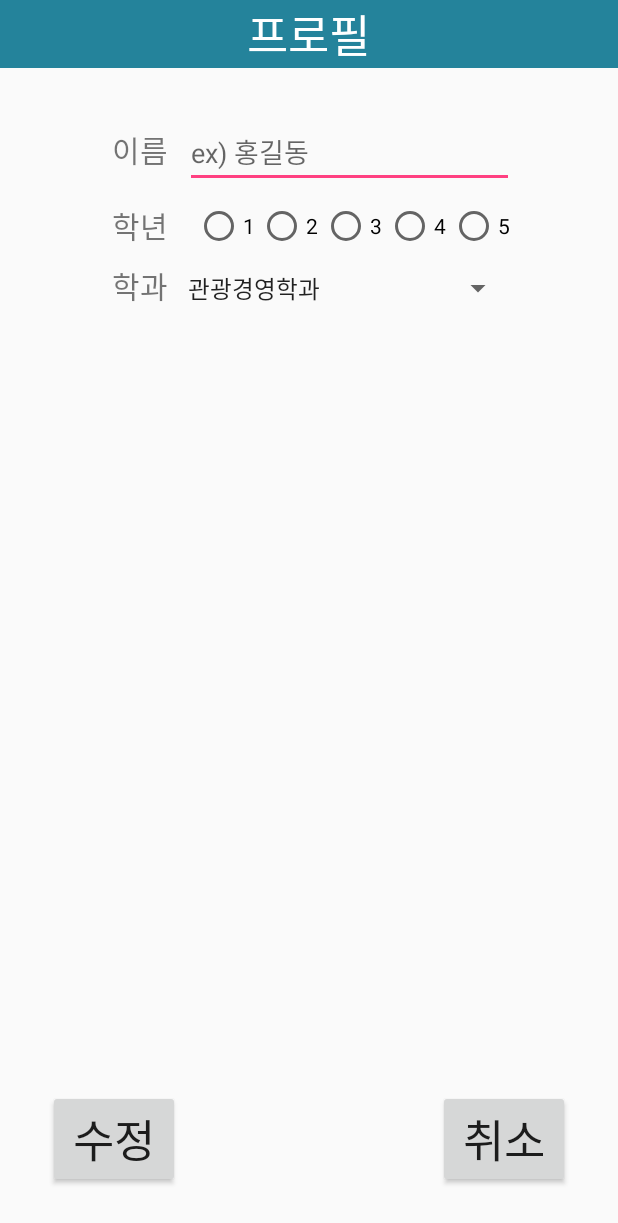
After one commit to stafor94/FinalProject, an Android app: the ProfileActivity screen opened directly, with no data from a screen before it, on a phone screen of 412 x 824 dp. The commit adds this screen. Shown: the top 1223 px of the screen. Run offline under Robolectric (Android 15) with nearby library versions, the phone set to English and light mode, and no system bars.

Commit message:
프로필 설정 추가

```diff
--- a/app/src/main/AndroidManifest.xml
+++ b/app/src/main/AndroidManifest.xml
@@ -20,6 +20,7 @@
         <activity android:name=".SplashAcitivty" android:theme="@android:style/Theme.NoTitleBar.Fullscreen" />
         <activity android:name=".ImageActivity" android:theme="@style/NoTitle" />
         <activity android:name=".SeekActivity" />
+        <activity android:name=".ProfileActivity" />
     </application>
 
 </manifest>
--- /dev/null
+++ b/app/src/main/java/com/stafor/gachonclass/ProfileActivity.java
@@ -0,0 +1,54 @@
+package com.stafor.gachonclass;
+
+import android.content.Intent;
+import android.os.Bundle;
+import android.support.annotation.Nullable;
+import android.support.v7.app.AppCompatActivity;
+import android.view.View;
+import android.widget.ArrayAdapter;
+import android.widget.Button;
+import android.widget.EditText;
+import android.widget.Spinner;
+import android.widget.Toast;
+
+public class ProfileActivity extends AppCompatActivity implements View.OnClickListener {
+    Spinner mSpinner;
+    ArrayAdapter<String> mSpinnerAdapter = null;
+    EditText edit_name;
+    Button okBtn, cancelBtn;
+
+    @Override
+    protected void onCreate(@Nullable Bundle savedInstanceState) {
+        super.onCreate(savedInstanceState);
+        setContentView(R.layout.activity_profile);
+
+        edit_name = (EditText) findViewById(R.id.editName);
+        cancelBtn = (Button) findViewById(R.id.btn_cancel);
+        okBtn = (Button) findViewById(R.id.btn_ok);
+        cancelBtn.setOnClickListener(this);
+        okBtn.setOnClickListener(this);
+        mSpinner = (Spinner) findViewById(R.id.spinner);
+        mSpinnerAdapter = new ArrayAdapter<String>(this, android.R.layout.simple_spinner_item,
+                (String[])getResources().getStringArray(R.array.major));
+        // 안드로이드 values 폴더에 arrays에 셋팅된 List를 Adapter에 셋팅 해준다.
+        // getResources() 메서드는 리소스 사용에 관한 메서드로 Activity 상속시 사용할 수 있다.
+
+        // Spinner 클릭시 DropDown 모양을 설정 할 수 있다.
+        mSpinnerAdapter.setDropDownViewResource(android.R.layout.simple_spinner_dropdown_item);
+        mSpinner.setAdapter(mSpinnerAdapter);   // 스피너에 어답터를 연결 시켜 준다.
+    }
+
+    @Override
+    public void onClick(View v) {
+        if (v.getId() == R.id.btn_cancel) {
+            finish();
+        }
+        if (v.getId() == R.id.btn_ok) {
+            Toast.makeText(this, "프로필이 수정되었습니다.", Toast.LENGTH_SHORT).show();
+            Intent myIntent = new Intent();
+            myIntent.putExtra("name", edit_name.getText().toString());
+            setResult(RESULT_OK, myIntent);
+            finish();
+        }
+    }
+}
--- a/app/src/main/java/com/stafor/gachonclass/SettingsFragment.java
+++ b/app/src/main/java/com/stafor/gachonclass/SettingsFragment.java
@@ -1,25 +1,53 @@
 package com.stafor.gachonclass;
 
+import android.content.Intent;
 import android.os.Bundle;
 import android.support.annotation.Nullable;
 import android.support.v4.app.Fragment;
 import android.view.LayoutInflater;
 import android.view.View;
 import android.view.ViewGroup;
+import android.widget.Button;
 import android.widget.TextView;
 
-public class SettingsFragment extends Fragment {
+import static android.app.Activity.RESULT_OK;
+
+public class SettingsFragment extends Fragment implements View.OnClickListener{
     TextView nameText, versionText;
+    Button profileBtn;
+    String name = "홍길동";
+
+    final int REQUEST_CODE = 1001;
     @Nullable
     @Override
     public View onCreateView(LayoutInflater inflater, @Nullable ViewGroup container, @Nullable Bundle savedInstanceState) {
         ViewGroup rootView = (ViewGroup) inflater.inflate(R.layout.activity_settings, container, false);
 
-        MainActivity activity = (MainActivity) getActivity();
-
         nameText = (TextView) rootView.findViewById(R.id.tv_name);
         versionText = (TextView) rootView.findViewById(R.id.tv_version);
+        profileBtn = (Button) rootView.findViewById(R.id.btn_profile);
+        profileBtn.setOnClickListener(this);
 
         return rootView;
     }
+
+    @Override
+    public void onClick(View v) {
+        if (v.getId() == R.id.btn_profile) {
+            Intent myIntent = new Intent(getContext(), ProfileActivity.class);
+            startActivityForResult(myIntent, REQUEST_CODE);
+        }
+    }
+
+    @Override
+    public void onActivityResult(int requestCode, int resultCode, Intent data) {
+        super.onActivityResult(requestCode, resultCode, data);
+
+        if (requestCode == REQUEST_CODE) {
+            if (resultCode == RESULT_OK) {
+                name = data.getStringExtra("name");
+                nameText.setText(name);
+            }
+        }
+    }
 }
--- /dev/null
+++ b/app/src/main/res/layout/activity_profile.xml
@@ -0,0 +1,183 @@
+<?xml version="1.0" encoding="utf-8"?>
+<android.support.constraint.ConstraintLayout
+    xmlns:android="http://schemas.android.com/apk/res/android"
+    xmlns:app="http://schemas.android.com/apk/res-auto"
+    xmlns:tools="http://schemas.android.com/tools"
+    android:layout_width="match_parent"
+    android:layout_height="match_parent">
+
+    <LinearLayout
+        android:layout_width="0dp"
+
+        android:layout_height="wrap_content"
+        android:background="#24839b"
+        android:gravity="center_horizontal"
+        android:orientation="horizontal"
+        app:layout_constraintLeft_toLeftOf="parent"
+        app:layout_constraintRight_toRightOf="parent"
+        app:layout_constraintTop_toTopOf="parent"
+        android:id="@+id/linearLayout">
+
+        <TextView
+            android:id="@+id/textView4"
+            android:layout_width="wrap_content"
+            android:layout_height="wrap_content"
+            android:layout_gravity="center_horizontal|center_vertical"
+            android:text="프로필"
+            android:textColor="@color/colorWhile"
+            android:textSize="30sp"
+            app:layout_constraintHorizontal_bias="0.502"
+            app:layout_constraintLeft_toLeftOf="parent"
+            app:layout_constraintRight_toRightOf="parent"
+            app:layout_constraintTop_toTopOf="parent" />
+    </LinearLayout>
+
+    <LinearLayout
+        android:layout_width="wrap_content"
+        android:layout_height="wrap_content"
+        android:orientation="vertical"
+        android:layout_marginLeft="8dp"
+        app:layout_constraintLeft_toLeftOf="parent"
+        android:layout_marginRight="8dp"
+        app:layout_constraintRight_toRightOf="parent"
+        android:layout_marginTop="32dp"
+        app:layout_constraintTop_toBottomOf="@+id/linearLayout">
+
+        <LinearLayout
+            android:layout_width="match_parent"
+            android:layout_height="match_parent"
+            android:layout_marginBottom="10dp"
+            android:orientation="horizontal">
+
+            <TextView
+                android:id="@+id/textView7"
+                android:layout_width="wrap_content"
+                android:layout_height="wrap_content"
+                android:layout_weight="1"
+                android:paddingLeft="5dp"
+                android:paddingRight="5dp"
+                android:text="이름"
+                android:textSize="20sp"
+                tools:layout_editor_absoluteX="60dp"
+                tools:layout_editor_absoluteY="121dp" />
+
+            <EditText
+                android:id="@+id/editName"
+                android:layout_width="wrap_content"
+                android:layout_height="wrap_content"
+                android:layout_weight="1"
+                android:ems="10"
+                android:hint="ex) 홍길동"
+                android:inputType="textPersonName" />
+        </LinearLayout>
+
+        <LinearLayout
+            android:layout_width="match_parent"
+            android:layout_height="match_parent"
+            android:layout_marginBottom="10dp"
+            android:orientation="horizontal">
+
+            <TextView
+                android:id="@+id/textView9"
+                android:layout_width="wrap_content"
+                android:layout_height="wrap_content"
+                android:layout_weight="1"
+                android:paddingLeft="5dp"
+                android:paddingRight="5dp"
+                android:text="학년"
+                android:textSize="20sp"
+                tools:layout_editor_absoluteX="60dp"
+                tools:layout_editor_absoluteY="121dp" />
+
+            <RadioGroup
+                android:layout_width="wrap_content"
+                android:layout_height="match_parent"
+                android:layout_weight="1"
+                android:orientation="horizontal">
+
+                <RadioButton
+                    android:id="@+id/radioButton4"
+                    android:layout_width="wrap_content"
+                    android:layout_height="wrap_content"
+                    android:layout_weight="1"
+                    android:text="1" />
+
+                <RadioButton
+                    android:id="@+id/radioButton3"
+                    android:layout_width="wrap_content"
+                    android:layout_height="wrap_content"
+                    android:layout_weight="1"
+                    android:text="2" />
+
+                <RadioButton
+                    android:id="@+id/radioButton2"
+                    android:layout_width="wrap_content"
+                    android:layout_height="wrap_content"
+                    android:layout_weight="1"
+                    android:text="3" />
+
+                <RadioButton
+                    android:id="@+id/radioButton"
+                    android:layout_width="wrap_content"
+                    android:layout_height="wrap_content"
+                    android:layout_weight="1"
+                    android:text="4" />
+
+                <RadioButton
+                    android:id="@+id/radioButton5"
+                    android:layout_width="wrap_content"
+                    android:layout_height="wrap_content"
+                    android:layout_weight="1"
+                    android:text="5" />
+            </RadioGroup>
+
+        </LinearLayout>
+
+        <LinearLayout
+            android:layout_width="match_parent"
+            android:layout_height="match_parent"
+            android:layout_marginBottom="10dp"
+            android:orientation="horizontal">
+
+            <TextView
+                android:id="@+id/textView10"
+                android:layout_width="wrap_content"
+                android:layout_height="wrap_content"
+                android:paddingLeft="5dp"
+                android:paddingRight="5dp"
+                android:text="학과"
+                android:textSize="20sp"
+                tools:layout_editor_absoluteX="60dp"
+                tools:layout_editor_absoluteY="121dp" />
+
+            <Spinner
+                android:id="@+id/spinner"
+                android:layout_width="wrap_content"
+                android:layout_height="wrap_content"
+                android:layout_weight="1" />
+
+        </LinearLayout>
+    </LinearLayout>
+
+    <Button
+        android:id="@+id/btn_ok"
+        android:layout_width="wrap_content"
+        android:layout_height="wrap_content"
+        android:layout_marginBottom="32dp"
+        android:layout_marginLeft="32dp"
+        android:text="수정"
+        android:textSize="30sp"
+        app:layout_constraintBottom_toBottomOf="parent"
+        app:layout_constraintLeft_toLeftOf="parent" />
+
+    <Button
+        android:id="@+id/btn_cancel"
+        android:layout_width="wrap_content"
+        android:layout_height="wrap_content"
+        android:layout_marginBottom="32dp"
+        android:layout_marginRight="32dp"
+        android:text="취소"
+        android:textSize="30sp"
+        app:layout_constraintBottom_toBottomOf="parent"
+        app:layout_constraintRight_toRightOf="parent" />
+</android.support.constraint.ConstraintLayout>
--- a/app/src/main/res/layout/activity_settings.xml
+++ b/app/src/main/res/layout/activity_settings.xml
@@ -33,7 +33,7 @@
                     android:textSize="15sp" />
 
                 <Button
-                    android:id="@+id/button"
+                    android:id="@+id/btn_profile"
                     android:layout_width="match_parent"
                     android:layout_height="wrap_content"
                     android:background="@android:color/transparent"
@@ -78,6 +78,7 @@
                     android:layout_width="150dp"
                     android:layout_height="wrap_content"
                     android:layout_weight="1"
+                    android:checked="true"
                     android:paddingBottom="5dp"
                     android:paddingTop="5dp"
                     android:text="진동"
@@ -88,6 +89,7 @@
                     android:layout_width="150dp"
                     android:layout_height="wrap_content"
                     android:layout_weight="1"
+                    android:checked="true"
                     android:paddingBottom="5dp"
                     android:paddingTop="5dp"
                     android:text="소리"
--- a/app/src/main/res/values/arrays.xml
+++ b/app/src/main/res/values/arrays.xml
@@ -1,7 +1,7 @@
 <?xml version="1.0" encoding="utf-8"?>
 <resources>
     <string-array name="building">
-        <item >가천관</item>
+        <item >건축</item>
         <item >비전타워</item>
         <item >공과대학</item>
         <item >IT대학</item>
@@ -9,12 +9,56 @@
         <item >예술대학</item>
         <item >글로벌센터</item>
     </string-array>
-    <string-array name="stair">
-        <item>1층</item>
-        <item>2층</item>
-        <item>3층</item>
-        <item>4층</item>
-        <item>5층</item>
-        <item>6층</item>
+    <string-array name="major">
+        <item>관광경영학과</item>
+        <item>건축학과</item>
+        <item>건축공학과</item>
+        <item>경영학과</item>
+        <item>경찰·안보학과</item>
+        <item>경찰연계학과</item>
+        <item>글로벌경제학과</item>
+        <item>금융수학과</item>
+        <item>기계공학과</item>
+        <item>기악과</item>
+        <item>나노물리학과</item>
+        <item>나노화학과</item>
+        <item>도시계획학과</item>
+        <item>동양어문학과</item>
+        <item>미디어커뮤니케이션학과</item>
+        <item>바이오나노학과</item>
+        <item>법학과</item>
+        <item>사회복지학과</item>
+        <item>산업경영공학과</item>
+        <item>산업디자인과</item>
+        <item>설비플랜트소방방재공학과</item>
+        <item>성악과</item>
+        <item>생명과학과</item>
+        <item>소프트웨어학과</item>
+        <item>시각디자인과</item>
+        <item>식품생물공학과</item>
+        <item>실내건축학과</item>
+        <item>연기예술학과</item>
+        <item>영미어문학과</item>
+        <item>영양학과</item>
+        <item>에너지IT학과</item>
+        <item>유럽어문학과</item>
+        <item>유아교육과</item>
+        <item>응용통계학과</item>
+        <item>자유전공(인문)</item>
+        <item>작곡과</item>
+        <item>전자공학과</item>
+        <item>조경학과</item>
+        <item>체육과</item>
+        <item>태권도과</item>
+        <item>컴퓨터공학과</item>
+        <item>토목환경공학과</item>
+        <item>패션디자인과</item>
+        <item>한국어문학과</item>
+        <item>한의예과</item>
+        <item>한의학과</item>
+        <item>화공생명공학과</item>
+        <item>행정학과</item>
+        <item>헬스케어경영학과</item>
+        <item>회화조소과</item>
     </string-array>
 </resources>
```
